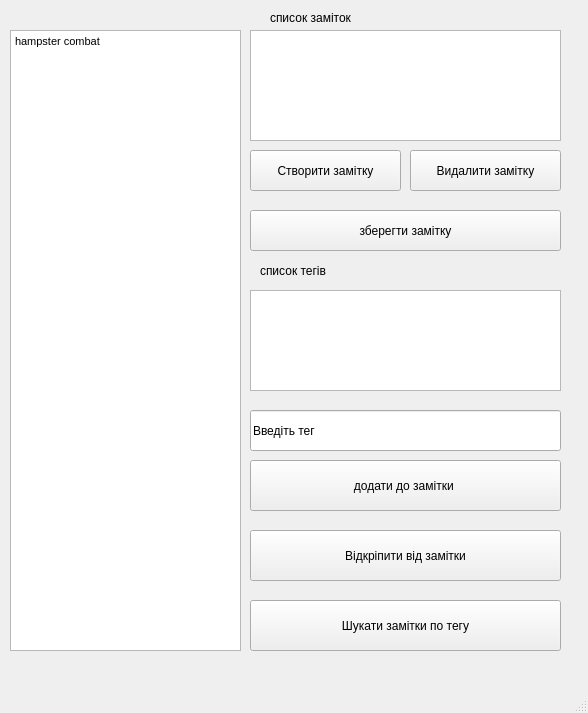
First picture: the form in notes/untitled.ui, repository Logika-16-00/Artem, before the edit.
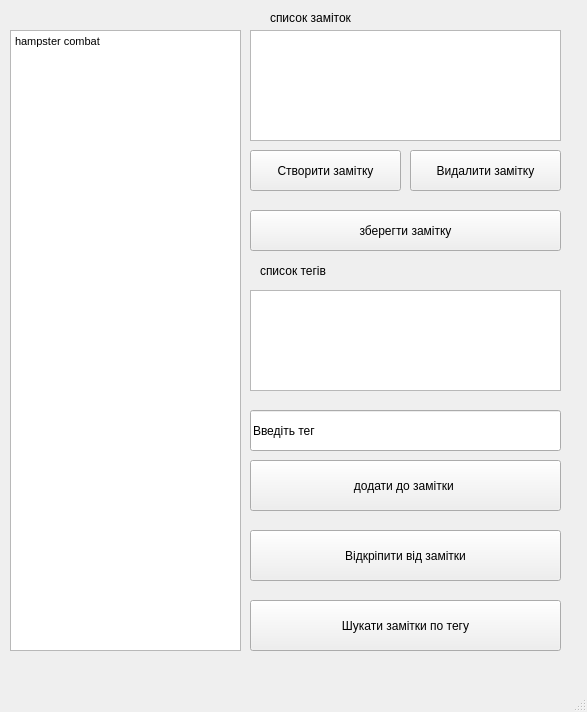
Second picture: the form after the edit.

Patch:
```diff
--- a/notes/untitled.ui
+++ b/notes/untitled.ui
@@ -6,8 +6,8 @@
    <rect>
     <x>0</x>
     <y>0</y>
-    <width>588</width>
-    <height>713</height>
+    <width>587</width>
+    <height>712</height>
    </rect>
   </property>
   <property name="windowTitle">
```
Left out of the diff: 2 changed lines with no effect on the pictures.
